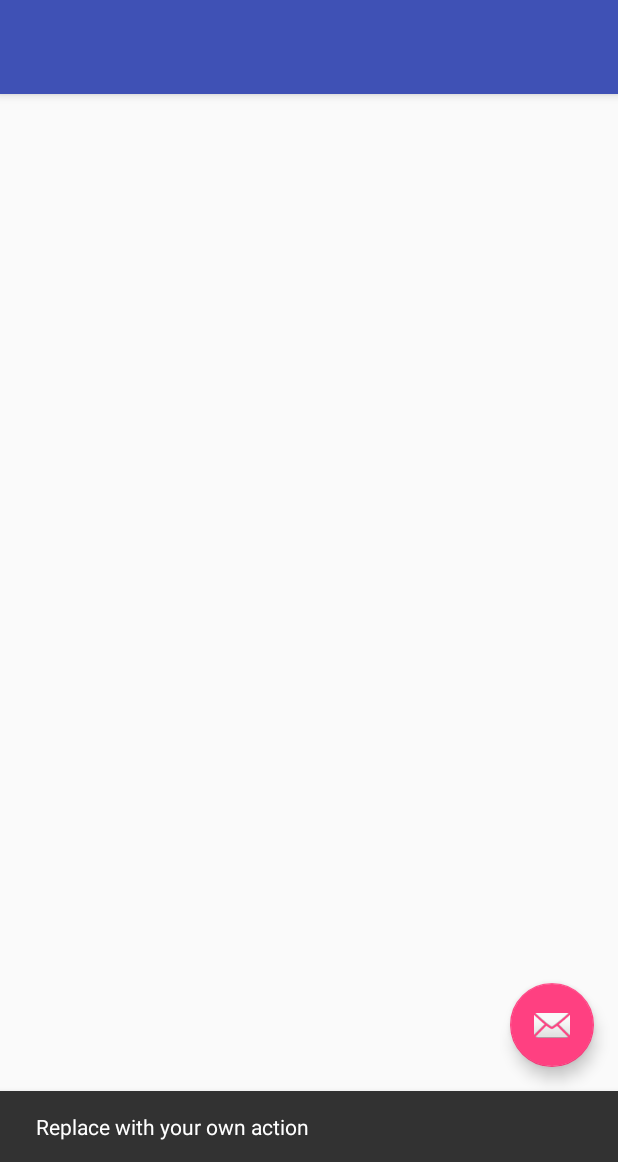
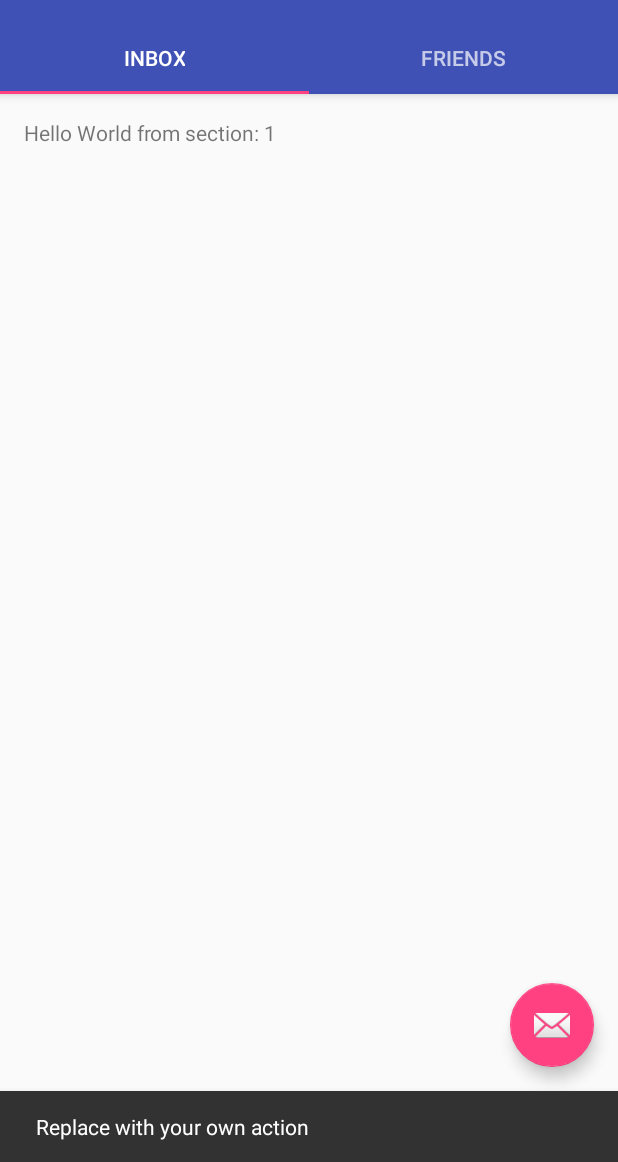
Before and after one commit to AubbsDev21/Hornet, an Android app: the screen it shows after launch (MainActivity), after a tap on an icon or button, on a phone screen of 412 x 824 dp, the part 74-1236 px from its top. Run offline under Robolectric (Android 15) with nearby library versions, the phone set to English and light mode, and no system bars; libraries missing offline, so code that uses them is left out: com.parse; 13 statements that could not run were skipped.

Commit message:
made changes to the main activty

```diff
--- a/app/src/main/java/com/example/aubre/hornet/MainActivity.java
+++ b/app/src/main/java/com/example/aubre/hornet/MainActivity.java
@@ -32,7 +32,7 @@ import com.parse.ParseUser;
 
 import java.util.Locale;
 
-public class MainActivity extends AppCompatActivity implements ActionBar.TabListener {
+public class MainActivity extends AppCompatActivity {
     public static final String TAG = MainActivity.class.getSimpleName();
     /**
      * The {@link PagerAdapter} that will provide
@@ -73,7 +73,7 @@ public class MainActivity extends AppCompatActivity implements ActionBar.TabList
         setSupportActionBar(toolbar);
         // Create the adapter that will return a fragment for each of the three
         // primary sections of the activity.
-        mSectionsPagerAdapter = new SectionsPagerAdapter(this, getSupportFragmentManager());
+        mSectionsPagerAdapter = new SectionsPagerAdapter(getSupportFragmentManager());
 
         // Set up the ViewPager with the sections adapter.
         mViewPager = (ViewPager) findViewById(R.id.container);
@@ -212,23 +212,18 @@ public class MainActivity extends AppCompatActivity implements ActionBar.TabList
      */
     public class SectionsPagerAdapter extends FragmentPagerAdapter {
 
-        protected Context mContext;
 
+        public SectionsPagerAdapter(FragmentManager fm) {
+            super(fm);
 
-        public SectionsPagerAdapter(Context context, FragmentManager fm) {
-            super(fm);
-            mContext = context;
         }
 
-        public SectionsPagerAdapter(Context context, FragmentManager fragmentManager) {
-            super();
-        }
 
         @Override
         public Fragment getItem(int position) {
             // getItem is called to instantiate the fragment for the given page.
             // Return a PlaceholderFragment (defined as a static inner class below).
-            return new InboxFragment();
+            return PlaceholderFragment.newInstance(position + 1);
         }
 
         @Override
@@ -239,12 +234,12 @@ public class MainActivity extends AppCompatActivity implements ActionBar.TabList
 
         @Override
         public CharSequence getPageTitle(int position) {
-            Locale 1 = Locale.getDefault();
+
             switch (position) {
                 case 0:
-                    return mContext.getString(R.string.title_Section1);
+                    return getString(R.string.title_Section1);
                 case 1:
-                    return mContext.getString(R.string.title_Section2);
+                    return getString(R.string.title_Section2);
 
             }
             return null;
--- a/app/src/main/res/values/strings.xml
+++ b/app/src/main/res/values/strings.xml
@@ -26,4 +26,5 @@
     <!-- Fragments -->
     <string name="title_Section1">Inbox</string>
     <string name="title_Section2">Friends</string>
+    <string name="title_activity_main2">Main2Activity</string>
 </resources>
```
Also changed, not shown: app/src/main/AndroidManifest.xml (+5 -2 lines).
